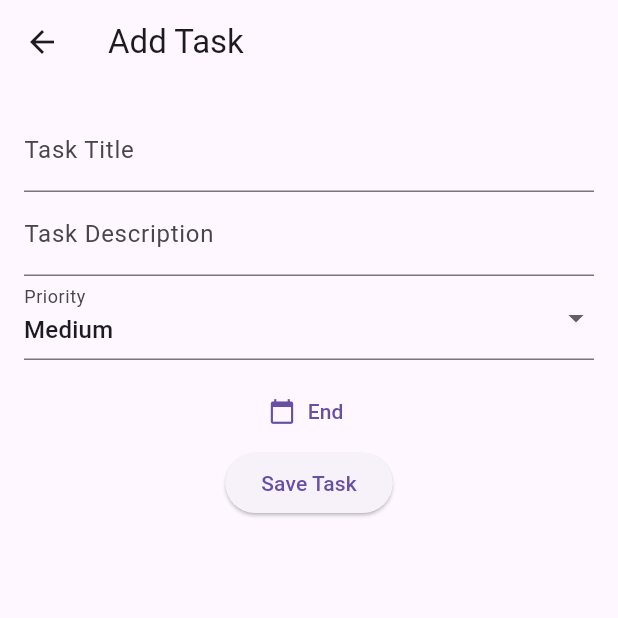
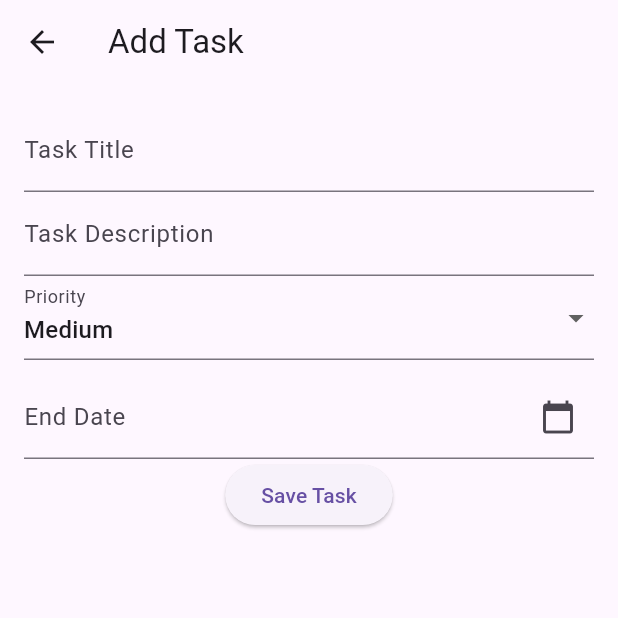
Before and after one commit to joesaniya/task_management, a Flutter app: the AddTaskScreen screen opened directly, on a phone screen of 412 x 824 dp, the top half of it. Run offline on Flutter 3.47's test engine with Material 3 defaults, Android fonts, the phone set to English and light mode, and no system bars; our stand-ins replace cloud_firestore, connectivity_plus, firebase_core, objectbox, sqflite, wave; accounts and stored records are empty; generated files the repository leaves out were written again.

Commit message:
date added

```diff
--- a/lib/sreens/add_task_screen.dart
+++ b/lib/sreens/add_task_screen.dart
@@ -1,3 +1,5 @@
+import 'dart:developer';
+
 import 'package:flutter/material.dart';
 import 'package:provider/provider.dart';
 import 'package:task1/provider/task_provider.dart';
@@ -15,6 +17,7 @@ class AddTaskScreen extends StatefulWidget {
 class _AddTaskScreenState extends State<AddTaskScreen> {
   final _titleController = TextEditingController();
   final _descriptionController = TextEditingController();
+  final _endDateController = TextEditingController(); // Controller for date
   String _priority = 'Medium';
   DateTime _endDate = DateTime.now();
 
@@ -26,6 +29,8 @@ class _AddTaskScreenState extends State<AddTaskScreen> {
       _descriptionController.text = widget.task!.description;
       _priority = widget.task!.priority;
       _endDate = widget.task!.endDate;
+      _endDateController.text =
+          _endDate.toLocal().toString().split(' ')[0]; // Display initial date
     }
   }
 
@@ -36,11 +41,13 @@ class _AddTaskScreenState extends State<AddTaskScreen> {
       firstDate: DateTime.now(),
       lastDate: DateTime(2100),
     );
-    if (pickedDate != null) {
+    if (pickedDate != null && pickedDate != _endDate) {
       setState(() {
         _endDate = pickedDate;
+        _endDateController.text = _endDate.toLocal().toString().split(' ')[0];
       });
     }
+    log('Date:${_endDateController.text}');
   }
 
   void _saveTask() {
@@ -94,10 +101,14 @@ class _AddTaskScreenState extends State<AddTaskScreen> {
               decoration: InputDecoration(labelText: 'Priority'),
             ),
             SizedBox(height: 10),
-            TextButton.icon(
-              onPressed: _pickDate,
-              icon: Icon(Icons.calendar_today),
-              label: Text('End Date: ${_endDate.toLocal()}'.split(' ')[0]),
+            TextFormField(
+              controller: _endDateController,
+              readOnly: true,
+              onTap: _pickDate,
+              decoration: InputDecoration(
+                labelText: 'End Date',
+                suffixIcon: Icon(Icons.calendar_today),
+              ),
             ),
             ElevatedButton(
               onPressed: _saveTask,
```
